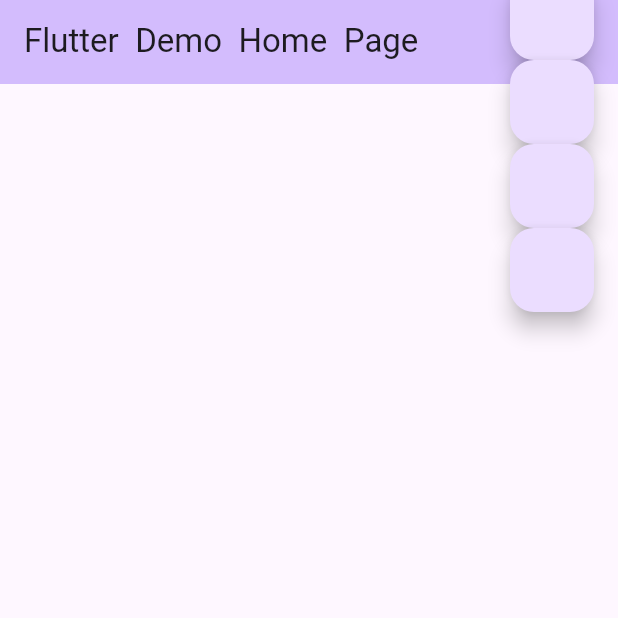
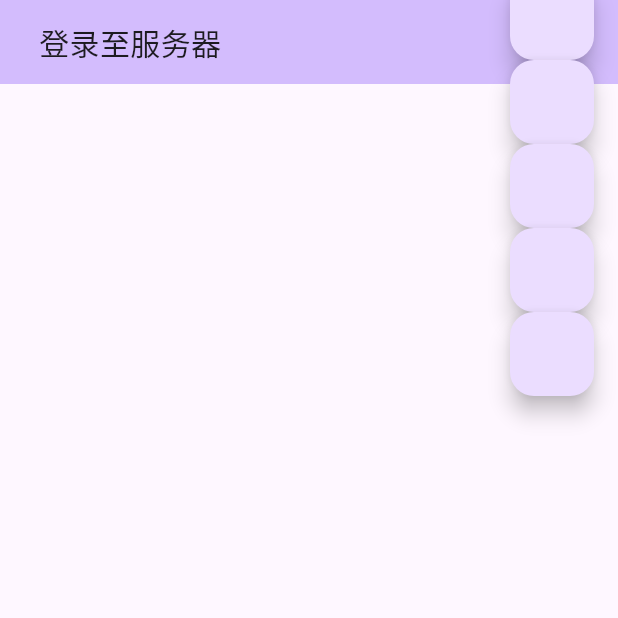
Before and after one commit to PrimogemStudio/neo-starrail-chatui, a Flutter app: the screen it shows after launch, on a phone screen of 412 x 824 dp, the top half of it. Run offline on Flutter 3.47's test engine with Material 3 defaults, Android fonts, the phone set to English and light mode, and no system bars.

Commit message:
添加 header

```diff
--- /dev/null
+++ b/lib/controls/sr_header.dart
@@ -0,0 +1,89 @@
+import 'package:flutter/material.dart';
+
+class SrHeader extends StatefulWidget {
+  SrHeader({super.key, required this.replyer, required this.replyerDesc});
+
+  String replyer;
+  String? replyerDesc;
+
+  AnimationController? mainAnimation;
+  Animation<double>? opacityAnimation;
+  Animation<Offset>? offsetAnimation;
+
+  @override
+  State<StatefulWidget> createState() => SrHeaderState();
+}
+
+class StaticCurve extends Curve {
+  @override
+  double transform(double t) {
+    if (t == 0.0 || t == 1.0) {
+      return t;
+    }
+    return 1;
+  }
+}
+
+class SrHeaderState extends State<SrHeader> with TickerProviderStateMixin {
+  @override
+  void initState() {
+    super.initState();
+    widget.mainAnimation = AnimationController(
+        vsync: this, duration: const Duration(milliseconds: 500));
+    widget.opacityAnimation =
+        CurveTween(curve: Curves.easeOutExpo).animate(widget.mainAnimation!);
+    widget.offsetAnimation =
+        Tween<Offset>(begin: const Offset(0.15, 0), end: const Offset(0, 0))
+            .animate(CurvedAnimation(
+                parent: widget.mainAnimation!,
+                curve: Curves.easeOutExpo,
+                reverseCurve: StaticCurve()));
+    widget.mainAnimation!.forward();
+    updateText("登录至服务器", null);
+  }
+
+  @override
+  void didUpdateWidget(covariant SrHeader oldWidget) {
+    super.didUpdateWidget(oldWidget);
+    widget.mainAnimation = oldWidget.mainAnimation;
+    widget.opacityAnimation = oldWidget.opacityAnimation;
+    widget.offsetAnimation = oldWidget.offsetAnimation;
+    widget.replyer = oldWidget.replyer;
+    widget.replyerDesc = oldWidget.replyerDesc;
+  }
+
+  void updateText(String replyer, String? replyerDesc) async {
+    var c = widget.mainAnimation!;
+    c.reset();
+
+    setState(() {
+      widget.replyer = replyer;
+      widget.replyerDesc = replyerDesc;
+    });
+    c.forward();
+  }
+
+  @override
+  Widget build(BuildContext context) {
+    return SlideTransition(
+        position: widget.offsetAnimation!,
+        child: FadeTransition(
+            opacity: widget.opacityAnimation!,
+            child: Card(
+                color: Colors.transparent,
+                shadowColor: Colors.transparent,
+                margin: const EdgeInsets.fromLTRB(10, 0, 0, 0),
+                child: Column(
+                    crossAxisAlignment: CrossAxisAlignment.start,
+                    children: <Widget>[
+                      Text(widget.replyer,
+                          style: TextStyle(
+                              fontSize: widget.replyerDesc != null ? 18 : 20)),
+                      widget.replyerDesc != null
+                          ? Text(widget.replyerDesc!,
+                              style: const TextStyle(
+                                  fontSize: 13, color: Colors.grey))
+                          : Container()
+                    ]))));
+  }
+}
--- a/lib/main.dart
+++ b/lib/main.dart
@@ -1,4 +1,5 @@
 import 'package:flutter/material.dart';
+import 'package:neo_starrail_chatui/controls/sr_header.dart';
 import 'package:neo_starrail_chatui/controls/sr_list.dart';
 import 'package:neo_starrail_chatui/controls/sr_userbutton.dart';
 
@@ -35,13 +36,14 @@ class MyHomePage extends StatefulWidget {
 
 class _MyHomePageState extends State<MyHomePage> {
   GlobalKey<SrListState> listKey = GlobalKey();
+  GlobalKey<SrHeaderState> headerKey = GlobalKey();
   @override
   Widget build(BuildContext context) {
     return Scaffold(
       appBar: AppBar(
         backgroundColor: Theme.of(context).colorScheme.inversePrimary,
-        title: Text(widget.title),
-      ),
+          title: SrHeader(key: headerKey, replyer: "", replyerDesc: null),
+        ),
         body: SrList(key: listKey, invertDrag: true),
         floatingActionButton: Column(children: [
           FloatingActionButton(onPressed: () {
@@ -62,6 +64,10 @@ class _MyHomePageState extends State<MyHomePage> {
           }),
           FloatingActionButton(onPressed: () {
             listKey.currentState!.loadMore();
+          }),
+          FloatingActionButton(onPressed: () {
+            headerKey.currentState!
+                .updateText("${DateTime.timestamp()}", "Test!");
           })
         ]));
   }
```
